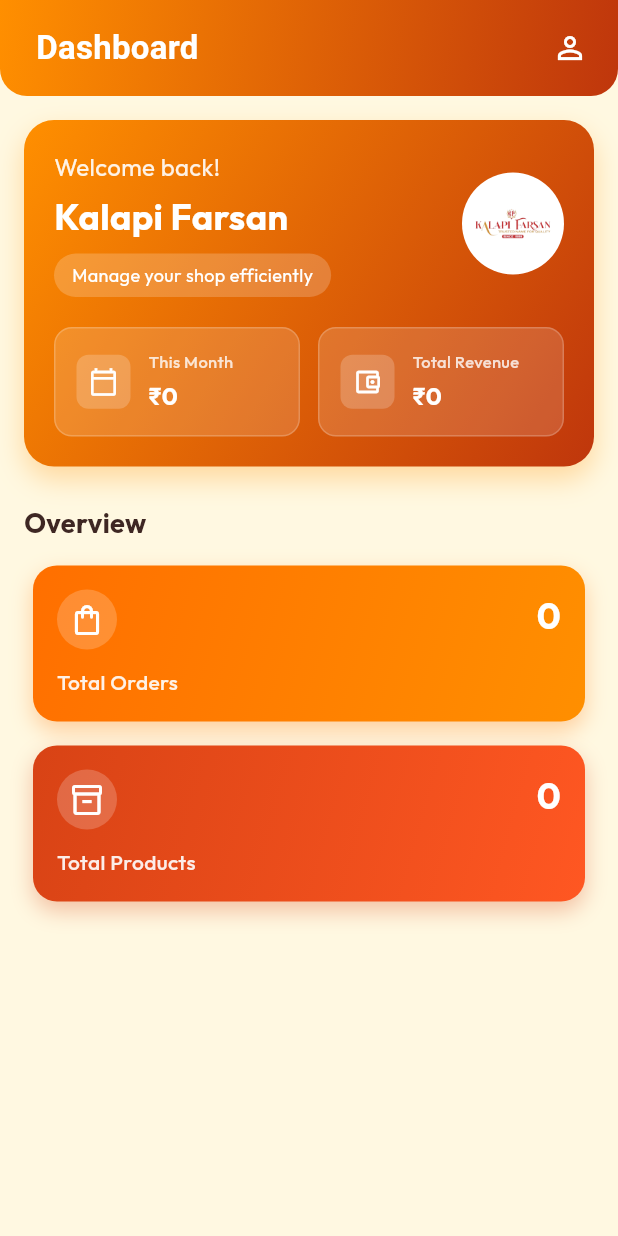
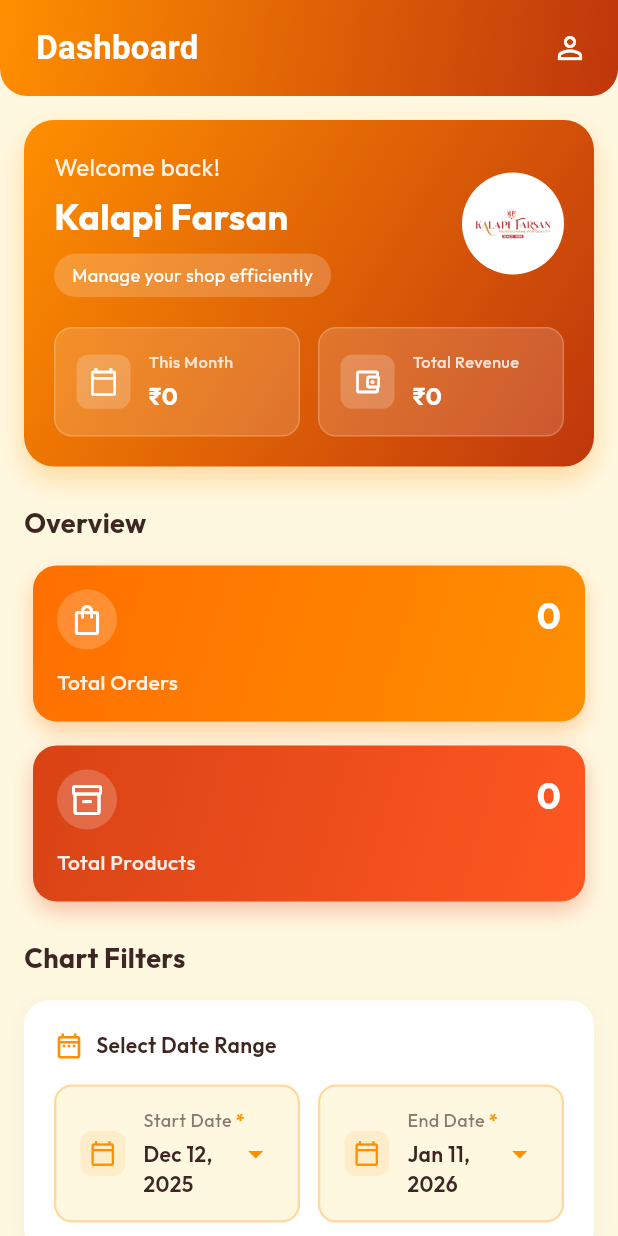
Before and after one commit to ShyamDelvadiya/kalapi, a Flutter app: the HomeView screen opened by its route, on a phone screen of 412 x 824 dp. Run offline on Flutter 3.47's test engine with Material 3 defaults, Android fonts, the phone set to English and light mode, and no system bars; our stand-ins replace flutter_screenutil, get, get_storage, google_fonts, shimmer; accounts and stored records are empty; network calls fail.

Commit message:
ui changes

```diff
--- a/lib/view/pages/home/home_view.dart
+++ b/lib/view/pages/home/home_view.dart
@@ -34,18 +34,20 @@ class _HomeViewState extends State<HomeView> {
     _startDate = _endDate!.subtract(Duration(days: 30));
     homeController.startDate = _startDate;
     homeController.endDate = _endDate;
+    // branchDetailsApiCall will internally call homeApiCall which loads chart data
     homeController.branchDetailsApiCall(branchId: branchId);
-    // Load chart data with default dates
-    _loadChartData();
   }
 
   void _loadChartData() {
     if (_startDate != null && _endDate != null && branchId != null) {
       // Call homeApiCall with dates to fetch both dashboard and chart data
-      homeController.homeApiCall(
-        branchId: branchId,
-        startDate: _startDate,
-        endDate: _endDate,
+      final branchIdInt = int.tryParse(branchId!) ?? 0;
+      final startDateStr = DateFormat('yyyy-MM-dd').format(_startDate!);
+      final endDateStr = DateFormat('yyyy-MM-dd').format(_endDate!);
+      homeController.getOrderChartData(
+        branchId: branchIdInt,
+        startDate: startDateStr,
+        endDate: endDateStr,
       );
     }
   }
@@ -430,11 +432,8 @@ class _HomeViewState extends State<HomeView> {
       body: RefreshIndicator(
         color: AppColors.primaryColorStudent(context),
         onRefresh: () async {
+          // branchDetailsApiCall will internally reload chart data
           homeController.branchDetailsApiCall(branchId: branchId ?? '0');
-          // Reload chart data with current dates
-          if (_startDate != null && _endDate != null) {
-            _loadChartData();
-          }
         },
         child: SingleChildScrollView(
           physics: const AlwaysScrollableScrollPhysics(),
@@ -642,30 +641,127 @@ class _HomeViewState extends State<HomeView> {
 
               const SizedBox(height: 24),
 
+              // Date Filter Section
+              Obx(() {
+                final isLoading = homeController.isLoading.value;
+
+                return Column(
+                  crossAxisAlignment: CrossAxisAlignment.start,
+                  children: [
+                    Text(
+                      'Chart Filters',
+                      style: GoogleFonts.outfit(
+                        fontSize: 18,
+                        fontWeight: FontWeight.bold,
+                        color: AppColors.titleColor(context),
+                      ),
+                    ),
+                    const SizedBox(height: 16),
+                    if (isLoading)
+                      Shimmer.fromColors(
+                        baseColor: Colors.grey[300]!,
+                        highlightColor: Colors.grey[100]!,
+                        child: Container(
+                          height: 120,
+                          decoration: BoxDecoration(
+                            color: Colors.white,
+                            borderRadius: BorderRadius.circular(16),
+                          ),
+                        ),
+                      )
+                    else
+                      Container(
+                        padding: const EdgeInsets.all(20),
+                        decoration: BoxDecoration(
+                          color: Colors.white,
+                          borderRadius: BorderRadius.circular(16),
+                          boxShadow: [
+                            BoxShadow(
+                              color: Colors.black.withOpacity(0.05),
+                              blurRadius: 10,
+                              offset: const Offset(0, 4),
+                            ),
+                          ],
+                        ),
+                        child: Column(
+                          crossAxisAlignment: CrossAxisAlignment.start,
+                          children: [
+                            Row(
+                              children: [
+                                Icon(
+                                  Icons.date_range_outlined,
+                                  color: AppColors.primaryColorStudent(context),
+                                  size: 20,
+                                ),
+                                const SizedBox(width: 8),
+                                Text(
+                                  'Select Date Range',
+                                  style: GoogleFonts.outfit(
+                                    fontSize: 14,
+                                    fontWeight: FontWeight.w600,
+                                    color: AppColors.titleColor(context),
+                                  ),
+                                ),
+                              ],
+                            ),
+                            const SizedBox(height: 16),
+                            Row(
+                              children: [
+                                Expanded(
+                                  child: _buildDatePickerButton(
+                                    context,
+                                    label: 'Start Date',
+                                    date: _startDate,
+                                    onTap: () => _selectStartDate(context),
+                                    isRequired: true,
+                                  ),
+                                ),
+                                const SizedBox(width: 12),
+                                Expanded(
+                                  child: _buildDatePickerButton(
+                                    context,
+                                    label: 'End Date',
+                                    date: _endDate,
+                                    onTap: () => _selectEndDate(context),
+                                    isRequired: true,
+                                    isDisabled: _startDate == null,
+                                  ),
+                                ),
+                              ],
+                            ),
+                          ],
+                        ),
+                      ),
+                  ],
+                );
+              }),
+
+              const SizedBox(height: 24),
+
               // Chart Section
-              // Obx(() {
-              //   final isLoadingChart = homeController.isLoadingChart.value;
-              //   if (isLoadingChart) {
-              //     return Shimmer.fromColors(
-              //       baseColor: Colors.grey[300]!,
-              //       highlightColor: Colors.grey[100]!,
-              //       child: Container(
-              //         height: 300,
-              //         decoration: BoxDecoration(
-              //           color: Colors.white,
-              //           borderRadius: BorderRadius.circular(20),
-              //         ),
-              //       ),
-              //     );
-              //   }
-              //   return RevenueChartCard(
-              //     current: homeController.revenueCurrent.toList(),
-              //     previous: homeController.revenuePrevious.toList(),
-              //     currentLabel: homeController.currentLabel.value,
-              //     previousLabel: homeController.previousLabel.value,
-              //     graphData: homeController.graphApiRes.value,
-              //   );
-              // }),
+              Obx(() {
+                final isLoading = homeController.isLoading.value;
+                if (isLoading) {
+                  return Shimmer.fromColors(
+                    baseColor: Colors.grey[300]!,
+                    highlightColor: Colors.grey[100]!,
+                    child: Container(
+                      height: 300,
+                      decoration: BoxDecoration(
+                        color: Colors.white,
+                        borderRadius: BorderRadius.circular(20),
+                      ),
+                    ),
+                  );
+                }
+                return RevenueChartCard(
+                  current: homeController.revenueCurrent.toList(),
+                  previous: homeController.revenuePrevious.toList(),
+                  currentLabel: homeController.currentLabel.value,
+                  previousLabel: homeController.previousLabel.value,
+                  graphData: homeController.graphApiRes.value,
+                );
+              }),
 
               // const SizedBox(height: 24),
             ],
--- a/pubspec.yaml
+++ b/pubspec.yaml
@@ -16,7 +16,7 @@ publish_to: 'none' # Remove this line if you wish to publish to pub.dev
 # https://developer.apple.com/library/archive/documentation/General/Reference/InfoPlistKeyReference/Articles/CoreFoundationKeys.html
 # In Windows, build-name is used as the major, minor, and patch parts
 # of the product and file versions while build-number is used as the build suffix.
-version: 1.0.3
+version: 1.0.4
 environment:
   sdk: ^3.7.0
 
```
Also changed, not shown: lib/view/basewidget/revenue_chart_card.dart (+22 -7 lines), lib/view/pages/home/controller/home_controller.dart (+26 -17 lines), lib/view/pages/order/order_view.dart (+14 -3 lines), 3 other files.
